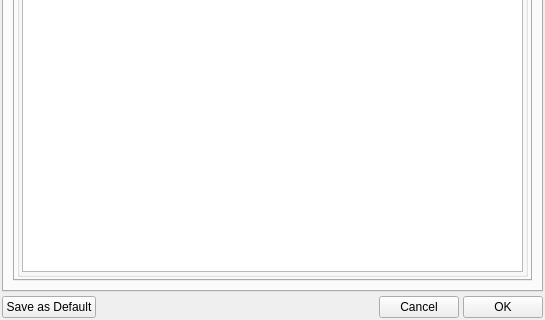
Qt form src/gui/prefs.ui (trisyoungs/aten) before a commit; both pictures show x 0 to 545 and y 264 to 584 of the 545 by 584 pixel window.
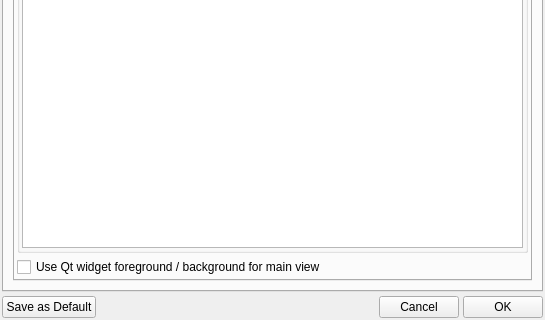
The same form after that commit. The open tabs and pages were chosen to show the change. Icons and pictures are not drawn. Custom widgets are drawn as their Qt base class.

Commit message: Added definitions for widget bg and fg colours to Prefs::ObjectColour enum, and some associated functions. Added Prefs option useWidgetForegroundBackground_ to specify that the main view should use widget colours instead of those defined by the user. Removed defunct pixelBuffers options from Prefs.

The edit to the form file:
```diff
--- a/src/gui/prefs.ui
+++ b/src/gui/prefs.ui
@@ -1226,6 +1226,13 @@
              </layout>
             </widget>
            </item>
+           <item>
+            <widget class="QCheckBox" name="ColoursUseWidgetForegroundBackgroundCheck">
+             <property name="text">
+              <string>Use Qt widget foreground / background for main view</string>
+             </property>
+            </widget>
+           </item>
           </layout>
          </widget>
          <widget class="QWidget" name="RenderingSubTab">
```
The commit also changes 15 other files.
